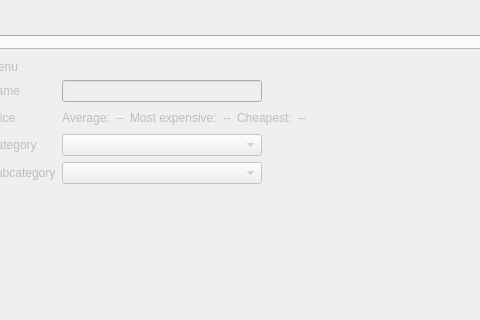
Qt form mainwindow.ui (Greezael/sukaldu) before a commit; both pictures show x 310 to 790 and y 0 to 320 of the 901 by 643 pixel window.
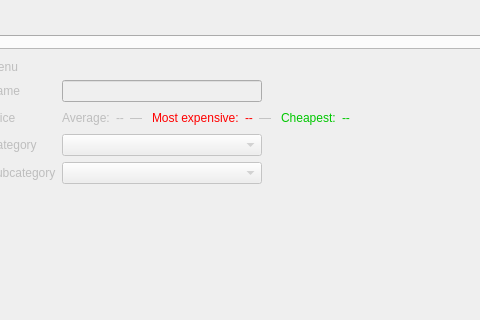
The same form after that commit. The open tabs and pages were chosen to show the change.

Commit message: Added colors to menu prices

What changed in the file:
```diff
--- a/mainwindow.ui
+++ b/mainwindow.ui
@@ -656,8 +656,8 @@
             <rect>
              <x>0</x>
              <y>0</y>
-             <width>412</width>
-             <height>183</height>
+             <width>597</width>
+             <height>549</height>
             </rect>
            </property>
            <layout class="QFormLayout" name="formLayout_2">
@@ -716,6 +716,13 @@
                 </property>
                </widget>
               </item>
+              <item>
+               <widget class="QLabel" name="label">
+                <property name="text">
+                 <string>&lt;html&gt;&lt;head/&gt;&lt;body&gt;&lt;p&gt;  —  &lt;/p&gt;&lt;/body&gt;&lt;/html&gt;</string>
+                </property>
+               </widget>
+              </item>
               <item>
                <widget class="QLabel" name="menu_price_max_tag">
                 <property name="sizePolicy">
@@ -724,6 +731,9 @@
                   <verstretch>0</verstretch>
                  </sizepolicy>
                 </property>
+                <property name="styleSheet">
+                 <string notr="true">color: rgb(255, 0, 0)</string>
+                </property>
                 <property name="text">
                  <string>Most expensive:</string>
                 </property>
@@ -731,11 +741,21 @@
               </item>
               <item>
                <widget class="QLabel" name="menu_price_max">
+                <property name="styleSheet">
+                 <string notr="true">color: rgb(255, 0, 0)</string>
+                </property>
                 <property name="text">
                  <string>--</string>
                 </property>
                </widget>
               </item>
+              <item>
+               <widget class="QLabel" name="label_2">
+                <property name="text">
+                 <string>&lt;html&gt;&lt;head/&gt;&lt;body&gt;&lt;p&gt;  —  &lt;/p&gt;&lt;/body&gt;&lt;/html&gt;</string>
+                </property>
+               </widget>
+              </item>
               <item>
                <widget class="QLabel" name="menu_price_min_tag">
                 <property name="sizePolicy">
@@ -744,6 +764,9 @@
                   <verstretch>0</verstretch>
                  </sizepolicy>
                 </property>
+                <property name="styleSheet">
+                 <string notr="true">color: rgb(0, 200, 0)</string>
+                </property>
                 <property name="text">
                  <string>Cheapest:</string>
                 </property>
@@ -751,6 +774,9 @@
               </item>
               <item>
                <widget class="QLabel" name="menu_price_min">
+                <property name="styleSheet">
+                 <string notr="true">color: rgb(0, 200, 0)</string>
+                </property>
                 <property name="text">
                  <string>--</string>
                 </property>
```
Left out of the diff: 20 changed lines with no effect on the pictures.
